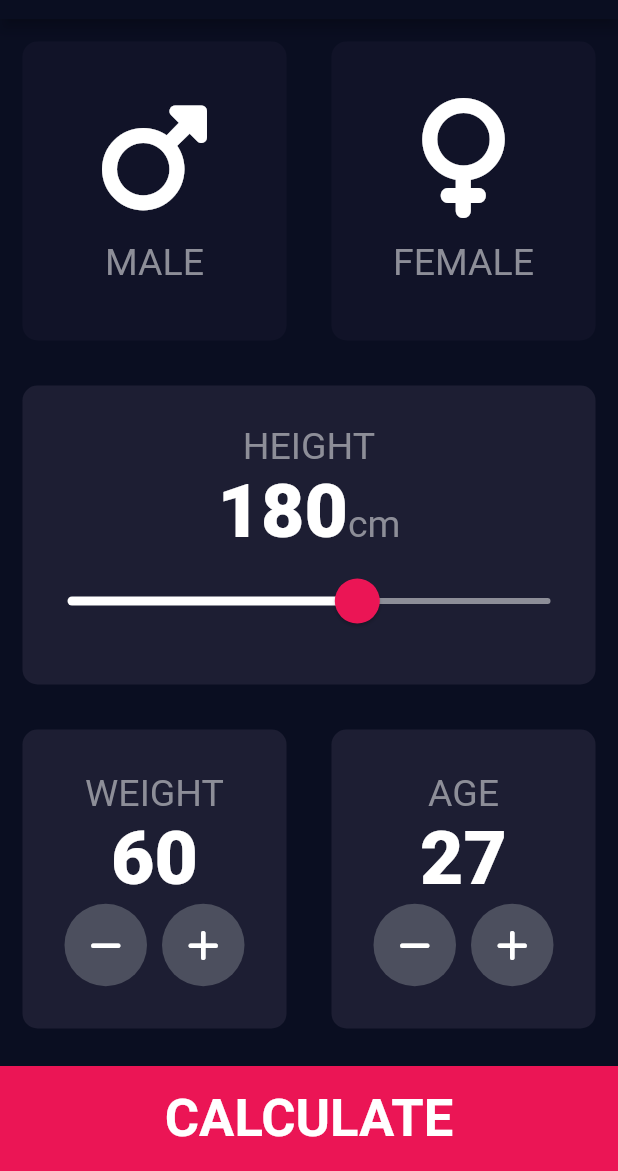
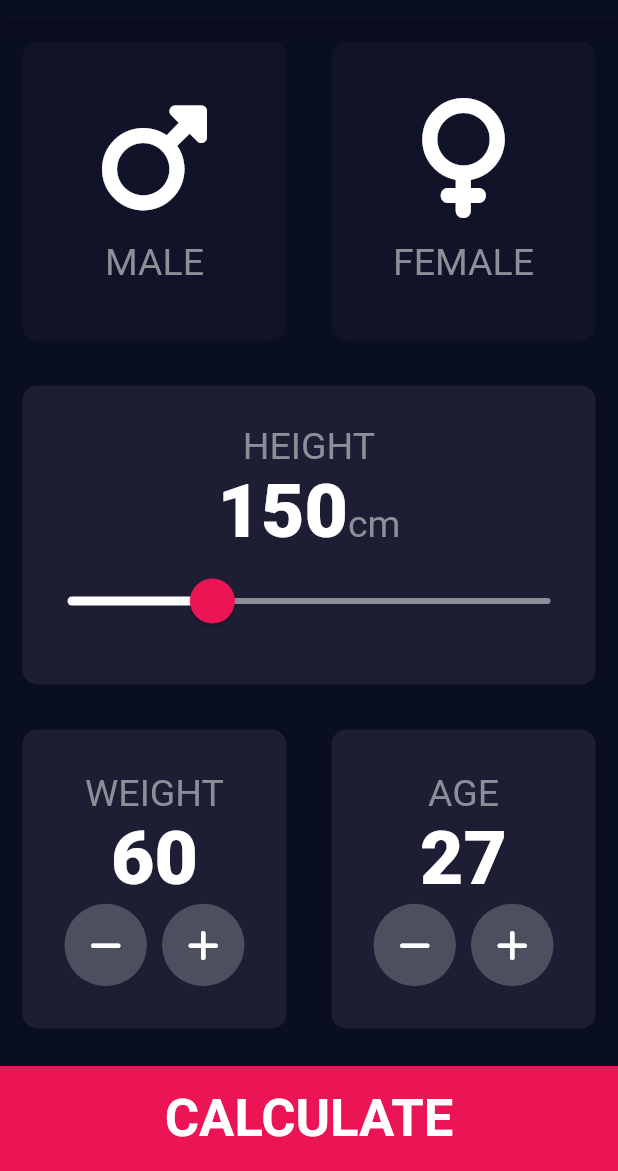
Before and after one commit to abiodunosagie/BMI-Calculator, a Flutter app: the screen it shows after launch, on a phone screen of 412 x 824 dp, the part 65-1236 px from its top. Run offline on Flutter 3.47's test engine with Material 2 defaults, Android fonts, the phone set to English and light mode, and no system bars; our stand-ins replace font_awesome_flutter.

Commit message:
i changed the 180 number to 150

```diff
--- a/lib/Screens/input_Page.dart
+++ b/lib/Screens/input_Page.dart
@@ -19,7 +19,7 @@ class InputPage extends StatefulWidget {
 
 class _InputPageState extends State<InputPage> {
   Gender? selectedGender;
-  int height = 180;
+  int height = 150;
   int weight = 60;
   int age = 27;
 
```
